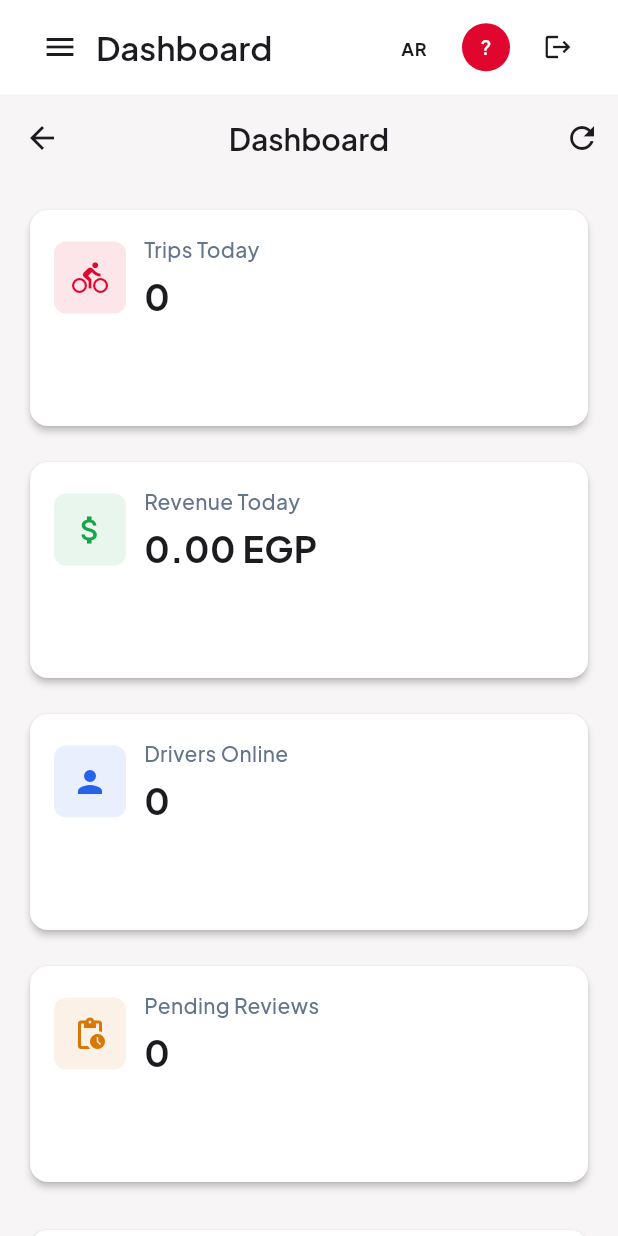
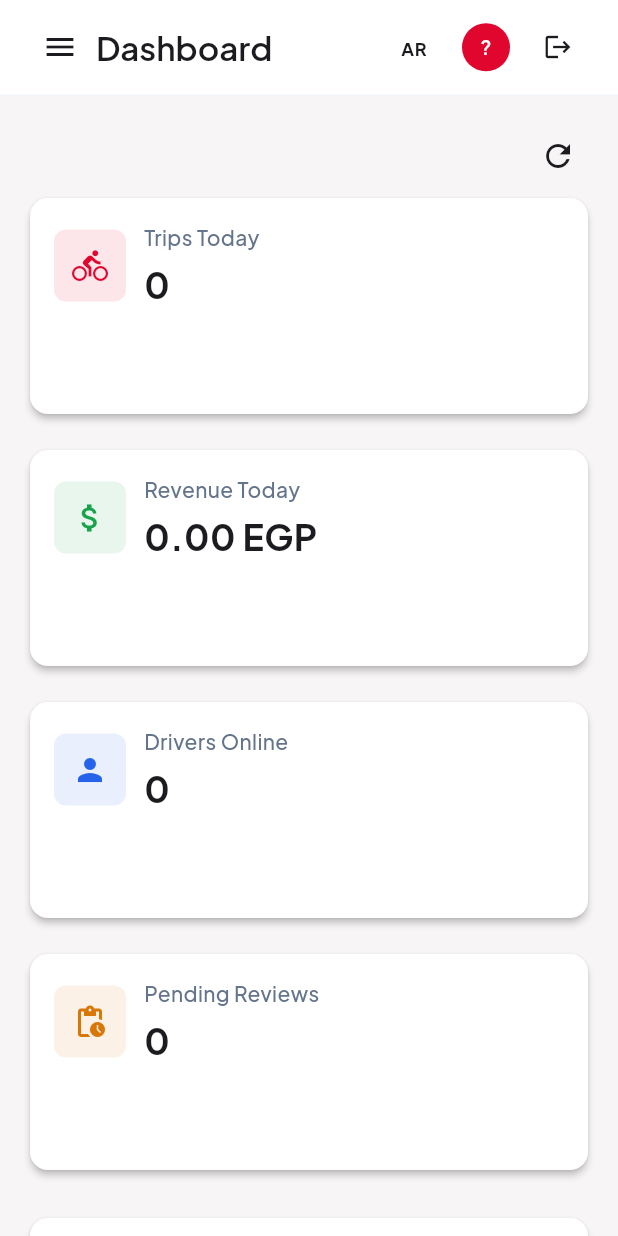
Before and after one commit to ibrahimmaher2503-source/biko, a Flutter app: the AdminDashboardScreen screen opened by its route, on a phone screen of 412 x 824 dp. Run offline on Flutter 3.47's test engine with Material 3 defaults, Android fonts, the phone set to English and light mode, and no system bars; our stand-ins replace cached_network_image, cloud_firestore, cloud_functions, firebase_auth, firebase_core, firebase_database and 14 more; missing offline and left inert: dart:html, flutter_facebook_auth, flutter_polyline_points; accounts and stored records are empty.

Commit message:
fix: admin dashboard issues from Playwright testing
- Fix Financial Overview blank screen: show empty state with refresh
  button when summary data is null instead of infinite loading spinner
- Fix Finance Dashboard error: add Firestore composite indexes for
  transactions queries (type+method+created_at, status+type+created_at)
- Fix Finance Dashboard: show user-friendly error message instead of
  raw Firestore precondition errors
- Fix Dashboard: remove duplicate AppBar title (topbar already shows it)
- Fix sidebar: add comment clarifying reactive dependency for
  superAdminOnly item filtering

Co-Authored-By: Claude Opus 4.6 (1M context) <noreply@anthropic.com>

```diff
--- a/lib/features/admin/controllers/admin_layout_controller.dart
+++ b/lib/features/admin/controllers/admin_layout_controller.dart
@@ -169,13 +169,16 @@ class AdminLayoutController extends GetxController {
     }
   }
 
-  /// Get sidebar items visible to the current user.
+  /// Reactive list of sidebar items visible to the current user.
   ///
-  /// Filters out [superAdminOnly] items if the current user is not a
-  /// super admin.
+  /// Filters out [superAdminOnly] items when the current user is not a
+  /// super admin. Reading `_isSuperAdmin` through the auth controller
+  /// ensures GetX tracks this dependency for reactive rebuilds.
   List<SidebarItem> getVisibleItems() {
     final auth = Get.find<AdminAuthController>();
-    if (auth.isSuperAdmin) {
+    // Access the observable value directly so Obx tracks the dependency.
+    final superAdmin = auth.isSuperAdmin;
+    if (superAdmin) {
       return _sidebarItems;
     }
     return _sidebarItems.where((item) => !item.superAdminOnly).toList();
--- a/lib/features/admin/screens/admin_dashboard_screen.dart
+++ b/lib/features/admin/screens/admin_dashboard_screen.dart
@@ -20,27 +20,6 @@ class AdminDashboardScreen extends GetView<AdminDashboardController> {
 
     return Scaffold(
       backgroundColor: theme.scaffoldBackgroundColor,
-      appBar: AppBar(
-        title: Text('admin.dashboard.title'.tr),
-        actions: [
-          Obx(
-            () => controller.isLoading.value
-                ? const Padding(
-                    padding: EdgeInsets.all(16.0),
-                    child: SizedBox(
-                      width: 20,
-                      height: 20,
-                      child: CircularProgressIndicator(strokeWidth: 2),
-                    ),
-                  )
-                : IconButton(
-                    icon: const Icon(Icons.refresh),
-                    onPressed: controller.refreshDashboard,
-                    tooltip: 'admin.dashboard.refresh'.tr,
-                  ),
-          ),
-        ],
-      ),
       body: Obx(() {
         if (controller.isLoading.value &&
             controller.stats.value.tripsToday == 0) {
@@ -55,6 +34,24 @@ class AdminDashboardScreen extends GetView<AdminDashboardController> {
             child: Column(
               crossAxisAlignment: CrossAxisAlignment.start,
               children: [
+                // Refresh button row
+                Align(
+                  alignment: AlignmentDirectional.centerEnd,
+                  child: Obx(
+                    () => controller.isLoading.value
+                        ? const SizedBox(
+                            width: 20,
+                            height: 20,
+                            child: CircularProgressIndicator(strokeWidth: 2),
+                          )
+                        : IconButton(
+                            icon: const Icon(Icons.refresh),
+                            onPressed: controller.refreshDashboard,
+                            tooltip: 'admin.dashboard.refresh'.tr,
+                          ),
+                  ),
+                ),
+
                 // Stats Cards Grid
                 _buildStatsGrid(context, colors),
 
--- a/lib/features/admin/widgets/admin_sidebar.dart
+++ b/lib/features/admin/widgets/admin_sidebar.dart
@@ -59,7 +59,8 @@ class AdminSidebar extends GetView<AdminLayoutController> {
             ),
             const Divider(height: 1),
 
-            // Nav items
+            // Nav items – also observe auth controller to reactively
+            // hide super-admin-only items when role changes.
             Expanded(
               child: ListView(
                 padding: const EdgeInsets.symmetric(vertical: 8),
```
Also changed, not shown: firestore.indexes.json (+36 -0 lines), lib/features/admin/controllers/admin_financial_dashboard_controller.dart (+8 -1 lines), lib/features/admin/screens/admin_financial_screen.dart (+30 -1 lines).
